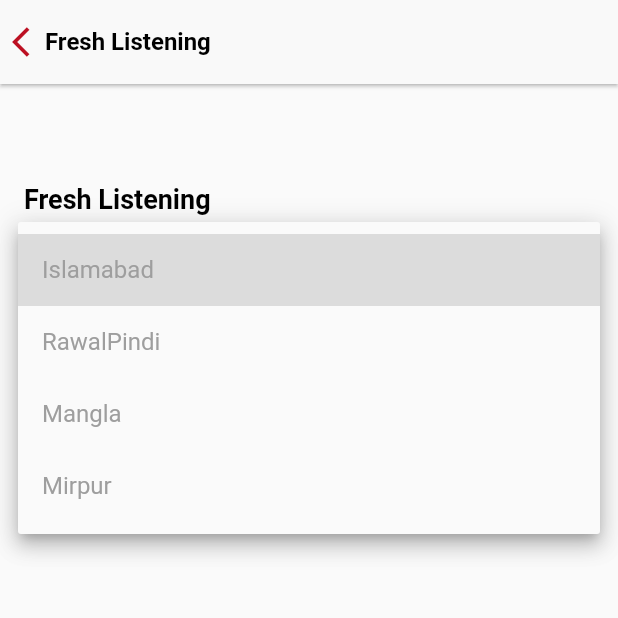
After one commit to AliPunjabi/ArzeNafees, a Flutter app: the listeningscreen screen opened directly, after a tap on "Select City", on a phone screen of 412 x 824 dp, the top half of it. The commit adds this screen. Run offline on Flutter 3.47's test engine with Material 2 defaults, Android fonts, the light colour scheme and no system bars; our stand-ins replace connectivity, firebase_auth, firebase_core, fluttertoast, shared_preferences, toggle_switch; accounts and stored records are empty; Roboto replaces fonts that are missing (verdana_regular).

Commit message:
Listening Screen Implemented

```diff
--- a/lib/Components/Export/custom_import.dart
+++ b/lib/Components/Export/custom_import.dart
@@ -20,3 +20,4 @@ export 'dart:io' show Platform;
 export 'package:arzenafees/Screens/contactusscreen.dart';
 export 'package:arzenafees/Screens/buyscreen.dart';
 export 'package:arzenafees/Screens/addpropertyscreen.dart';
+export 'package:arzenafees/Screens/listeningscreen.dart';
--- a/lib/Screens/homescreen.dart
+++ b/lib/Screens/homescreen.dart
@@ -31,11 +31,20 @@ class _HomeScreenState extends State<HomeScreen> {
                   ),
                 ),
               ),
-              ListTile(
-                leading: Icon(Icons.local_fire_department,
-                    color: Constants.colorMain),
-                title: Text('Listening'),
-              ),
+              GestureDetector(
+                  onTap: (() => Navigator.of(context).push(
+                        Transitions(
+                            transitionType: TransitionType.fade,
+                            curve: Curves.bounceInOut,
+                            duration: const Duration(milliseconds: 500),
+                            reverseCurve: Curves.bounceOut,
+                            widget: listeningscreen()),
+                      )),
+                  child: ListTile(
+                    leading: Icon(Icons.local_fire_department,
+                        color: Constants.colorMain),
+                    title: Text('Listening'),
+                  )),
               GestureDetector(
                   onTap: (() => Navigator.of(context).push(
                         Transitions(
--- /dev/null
+++ b/lib/Screens/listeningscreen.dart
@@ -0,0 +1,117 @@
+// ignore_for_file: prefer_const_constructors, prefer_if_null_operators
+
+import 'package:arzenafees/Components/Export/custom_import.dart';
+
+class listeningscreen extends StatefulWidget {
+  listeningscreen({Key? key}) : super(key: key);
+
+  @override
+  State<listeningscreen> createState() => _listeningscreenState();
+}
+
+class _listeningscreenState extends State<listeningscreen> {
+  String? dropdownValue;
+  @override
+  Widget build(BuildContext context) {
+    return Scaffold(
+      appBar: AppBar(
+          iconTheme: IconThemeData(color: Constants.colorMain),
+          elevation: 1,
+          backgroundColor: Constants.coloroffWhite,
+          title: Text(
+            "Fresh Listening",
+            style: TextStyle(
+                fontFamily: 'Roboto',
+                fontWeight: FontWeight.bold,
+                fontSize: 16,
+                color: Colors.black),
+          ),
+          centerTitle: false,
+          leadingWidth: 30,
+          titleSpacing: 0,
+          leading: Padding(
+            padding: const EdgeInsets.only(left: 8.0),
+            child: GestureDetector(
+                child: Icon(Icons.arrow_back_ios),
+                onTap: () {
+                  Navigator.of(context).maybePop();
+                }),
+          )),
+      body: SingleChildScrollView(
+        child: Padding(
+          padding: const EdgeInsets.all(16.0),
+          child: Column(
+            crossAxisAlignment: CrossAxisAlignment.start,
+            // ignore: prefer_const_literals_to_create_immutables
+            children: [
+              SizedBox(
+                height: 50,
+              ),
+              Text(
+                'Fresh Listening',
+                style: TextStyle(
+                    color: Colors.black,
+                    fontWeight: FontWeight.bold,
+                    fontSize: 18),
+              ),
+              SizedBox(
+                height: 10,
+              ),
+              FormField<String>(builder: (FormFieldState<String> state) {
+                return InputDecorator(
+                    decoration: InputDecoration(
+                        contentPadding: EdgeInsets.fromLTRB(12, 10, 20, 20),
+                        // labelText: "hi",
+                        // labelStyle: textStyle,
+                        // labelText: _dropdownValue == null
+                        //     ? 'Where are you from'
+                        //     : 'From',
+
+                        errorStyle:
+                            TextStyle(color: Colors.redAccent, fontSize: 16.0),
+                        border: OutlineInputBorder(
+                            borderRadius: BorderRadius.circular(10.0))),
+                    child: DropdownButtonHideUnderline(
+                      child: DropdownButton<String>(
+                        style: TextStyle(
+                          fontSize: 16,
+                          color: Colors.grey,
+                          fontFamily: "verdana_regular",
+                        ),
+                        hint: Text(
+                          "Select City",
+                          style: TextStyle(
+                            color: Colors.grey,
+                            fontSize: 16,
+                            fontFamily: "verdana_regular",
+                          ),
+                        ),
+                        value: dropdownValue == null ? null : dropdownValue,
+                        isExpanded: true,
+                        isDense: true,
+                        onChanged: (String? newValue) {
+                          setState(() {
+                            dropdownValue = newValue;
+                          });
+                        },
+                        items: <String>[
+                          'Islamabad',
+                          'RawalPindi',
+                          'Mangla',
+                          'Mirpur'
+                        ].map<DropdownMenuItem<String>>((String value) {
+                          return DropdownMenuItem<String>(
+                            value: value,
+                            child: Text(value),
+                          );
+                        }).toList(),
+                      ),
+                    ));
+              }),
+            ],
+          ),
+        ),
+      ),
+    );
+  }
+}
```
